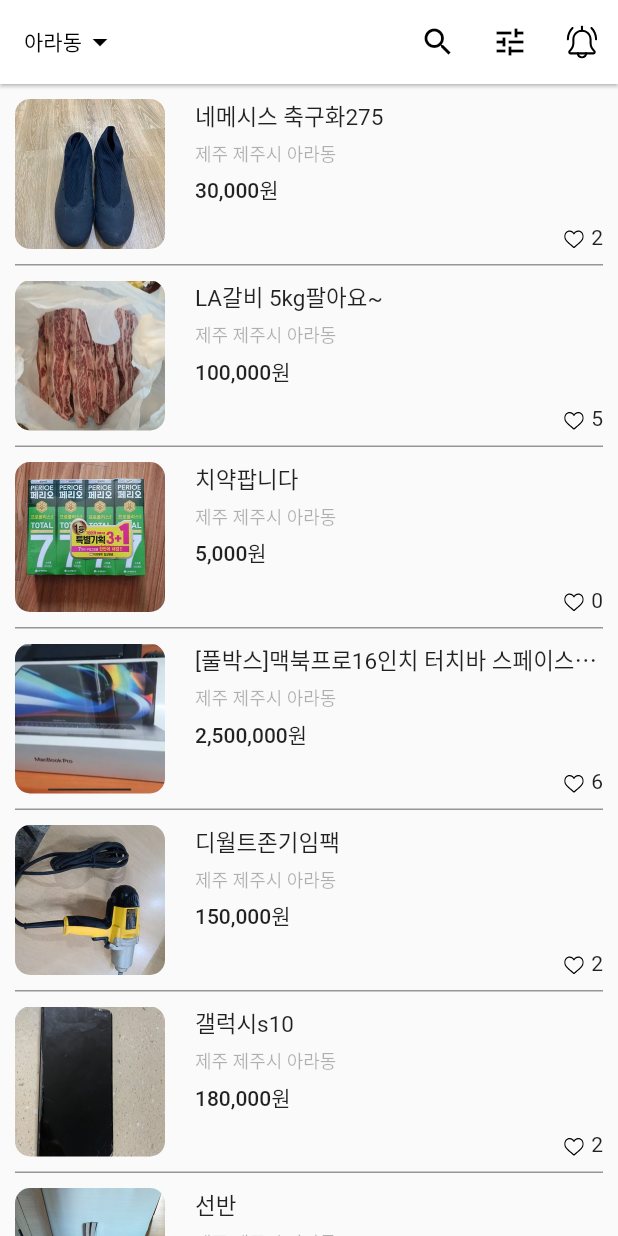
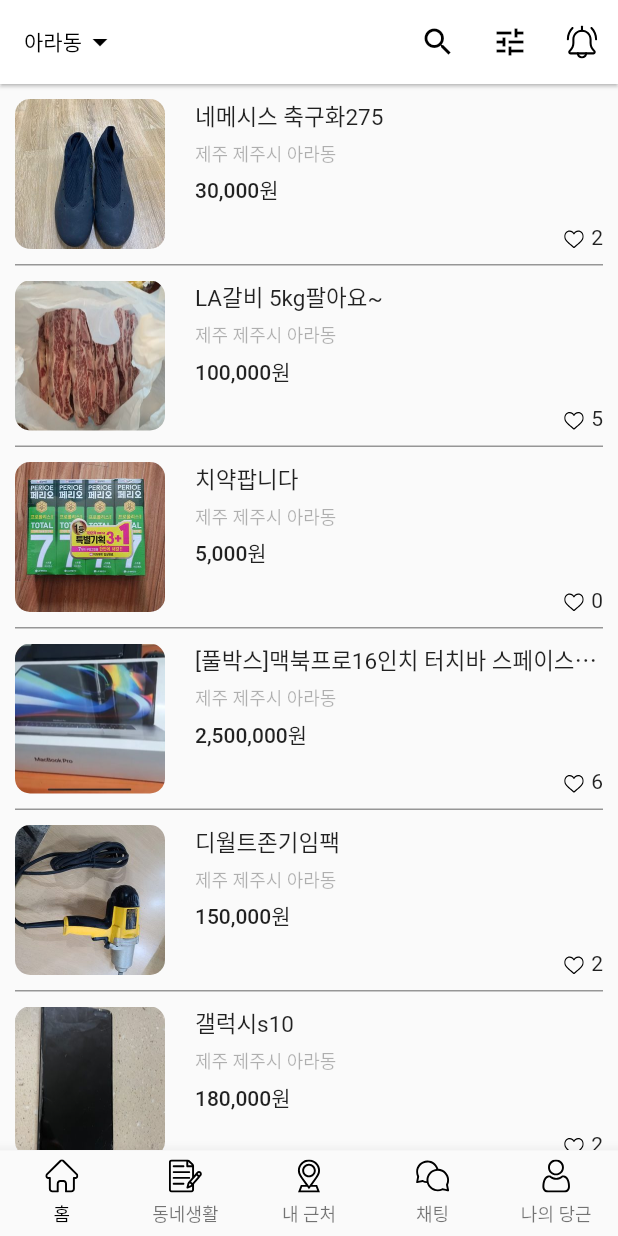
Before and after one commit to dragon5354/flutter_carrot_market_d5354, a Flutter app: the screen it shows after launch, on a phone screen of 412 x 824 dp. Run offline on Flutter 3.47's test engine with Material 2 defaults, Android fonts, the light colour scheme and no system bars; our stand-ins replace flutter_svg.

Commit message:
bottomNavigaionBar 추가, (#4)

```diff
--- a/lib/page/home.dart
+++ b/lib/page/home.dart
@@ -12,11 +12,17 @@
 class _HomeState extends State<Home> {
   // 원래는 API에서 데이터를 받아오지만, view쪽 화면 구성이라 List로 대체함
   List<Map<String, String>> datas = [];
+
+  // 아래 바텀네비게이션쪽 선언
+  late int _currentPageIndex;
+
   // 시작시 값을 불러와야 하기에 initState 안에 List
   @override
   void initState() {
     // TODO: implement initState
     super.initState();
+    // 바텀네비게이션 초기화
+    _currentPageIndex = 0;
     datas = [
       {
         "image": "assets/images/1.jpg",
@@ -196,11 +202,51 @@
     );
   }
 
+  // bottomNavigation에서 사용할 것
+  // bottomNavigation 내부 구조가 다 같아서 하나로 빼줌
+  BottomNavigationBarItem _bottomNavigationBarItem(
+      String iconName, String label) {
+    return BottomNavigationBarItem(
+      icon: Padding(
+        padding: const EdgeInsets.only(bottom: 5),
+        child: SvgPicture.asset("assets/svg/${iconName}_off.svg", width: 22),
+      ),
+      label: label
+    );
+  }
+
+  // bottomNavigationBar 위젯
+    Widget _bottomNavigationBarWidget() {
+      return BottomNavigationBar(
+        // 눌렀을때 애니메이션 효과 설정
+        type: BottomNavigationBarType.fixed,
+        onTap: (int index) {
+          print(index);
+          setState(() {
+            // 누르면 해당 페이지 번호로 가게 해줌
+            _currentPageIndex = index;
+          });
+        },
+        currentIndex: _currentPageIndex,
+        selectedItemColor: Colors.black, // 눌렀을때 색깔
+        selectedLabelStyle: TextStyle(color: Colors.black), // 눌렀을때 색깔
+        selectedFontSize: 12, // 눌렀을때 폰트크기
+        items: [
+          _bottomNavigationBarItem("home", "홈"),
+          _bottomNavigationBarItem("notes", "동네생활"),
+          _bottomNavigationBarItem("location", "내 근처"),
+          _bottomNavigationBarItem("chat", "채팅"),
+          _bottomNavigationBarItem("user", "나의 당근")
+        ]
+      );
+    }
+
   @override
   Widget build(BuildContext context) {
     return Scaffold(
       appBar: _appbarWidget(),
       body: _bodyWidget(),
+      bottomNavigationBar: _bottomNavigationBarWidget(),
     );
   }
 }
```
